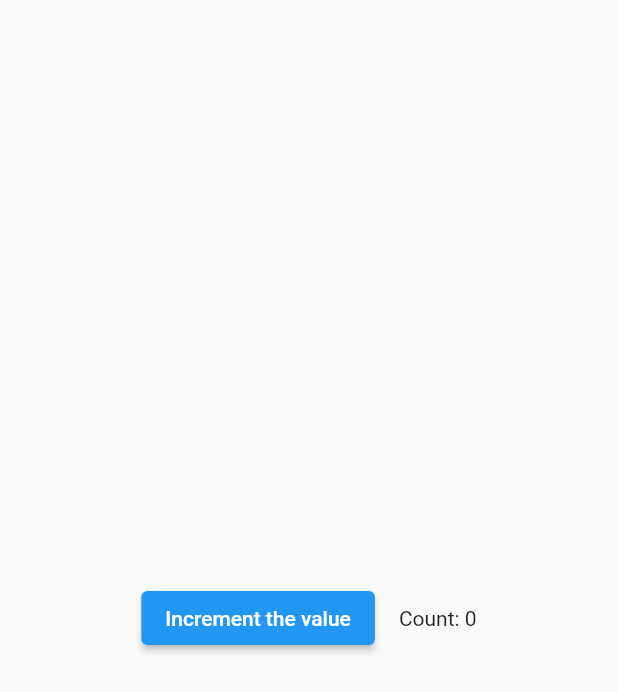
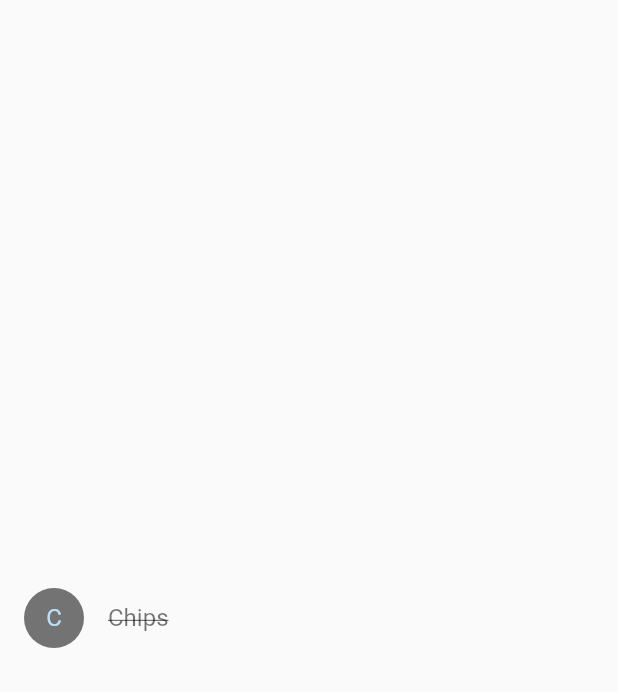
Before and after one commit to RishikantSri/flutterpro, a Flutter app: the screen it shows after launch, on a phone screen of 412 x 824 dp. Shown: the top 692 px of the screen. Run offline on Flutter 3.47's test engine with Material 2 defaults, Android fonts, the phone set to English and light mode, and no system bars.

```diff
--- a/lib/main.dart
+++ b/lib/main.dart
@@ -1,67 +1,69 @@
 import 'package:flutter/material.dart';
 
-class CounterDisplay extends StatelessWidget {
-  const CounterDisplay({required this.count, super.key});
+class Product {
+  const Product({required this.name});
 
-  final int count;
-
-  @override
-  Widget build(BuildContext context) {
-    return Text('Count: $count');
-  }
+  final String name;
 }
 
+typedef CartChangedCallback = Function(Product product, bool inCart);
 
+class ShoppingListItem extends StatelessWidget {
+  ShoppingListItem({
+    required this.product,
+    required this.inCart,
+    required this.onCartChanged,
+  }) : super(key: ObjectKey(product));
 
-class CounterIncrementor extends StatelessWidget {
-  const CounterIncrementor({required this.onPressed, super.key});
+  final Product product;
+  final bool inCart;
+  final CartChangedCallback onCartChanged;
 
-  final VoidCallback onPressed;
+  Color _getColor(BuildContext context) {
+    // The theme depends on the BuildContext because different
+    // parts of the tree can have different themes.
+    // The BuildContext indicates where the build is
+    // taking place and therefore which theme to use.
 
-  @override
-  Widget build(BuildContext context) {
-    return ElevatedButton(
-      onPressed: onPressed,
-      child: const Text('Increment the value'),
+    return inCart //
+        ? Colors.black54
+        : Theme.of(context).primaryColor;
+  }
+
+  TextStyle? _getTextStyle(BuildContext context) {
+    if (!inCart) return null;
+
+    return const TextStyle(
+      color: Colors.black54,
+      decoration: TextDecoration.lineThrough,
     );
-  }
-}
-
-class Counter extends StatefulWidget {
-  const Counter({super.key});
-
-  @override
-  State<Counter> createState() => _CounterState();
-}
-
-class _CounterState extends State<Counter> {
-  int _counter = 0;
-
-  void _increment() {
-    setState(() {
-      ++_counter;
-    });
   }
 
   @override
   Widget build(BuildContext context) {
-    return Row(
-      mainAxisAlignment: MainAxisAlignment.center,
-      children: <Widget>[
-        CounterIncrementor(onPressed: _increment),
-        const SizedBox(width: 16),
-        CounterDisplay(count: _counter),
-      ],
+    return ListTile(
+      onTap: () {
+        onCartChanged(product, inCart);
+      },
+      leading: CircleAvatar(
+        backgroundColor: _getColor(context),
+        child: Text(product.name[0]),
+      ),
+      title: Text(product.name, style: _getTextStyle(context)),
     );
   }
 }
 
 void main() {
   runApp(
-    const MaterialApp(
+    MaterialApp(
       home: Scaffold(
         body: Center(
-          child: Counter(),
+          child: ShoppingListItem(
+            product: const Product(name: 'Chips'),
+            inCart: true,
+            onCartChanged: (product, inCart) {},
+          ),
         ),
       ),
     ),
```
